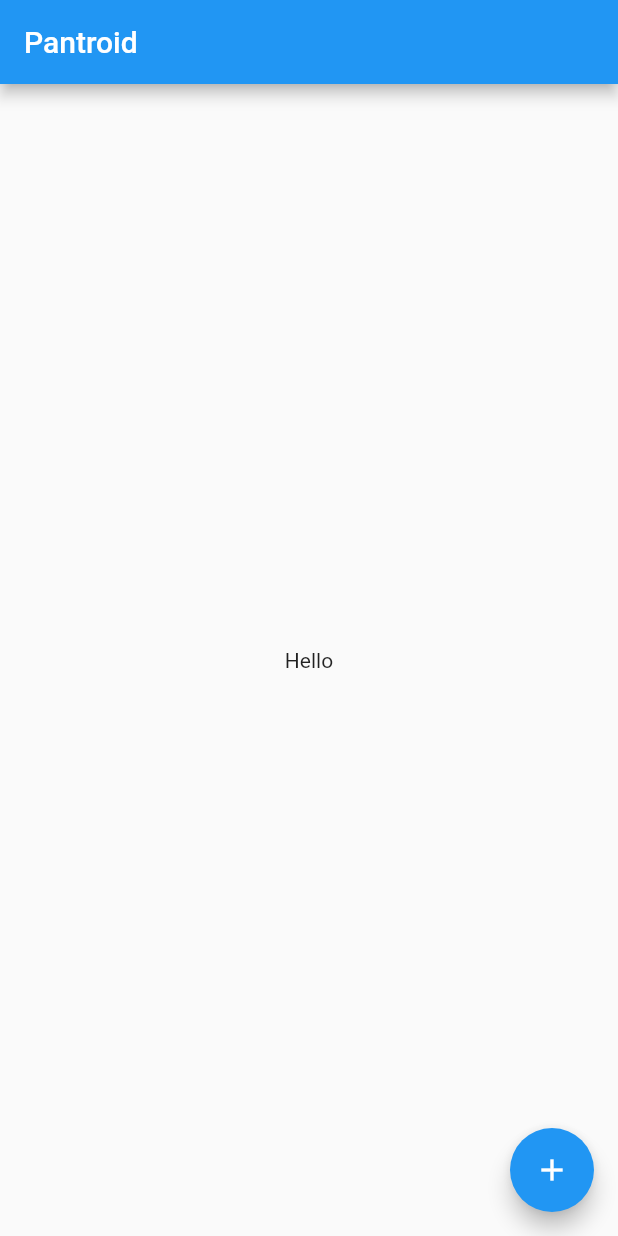
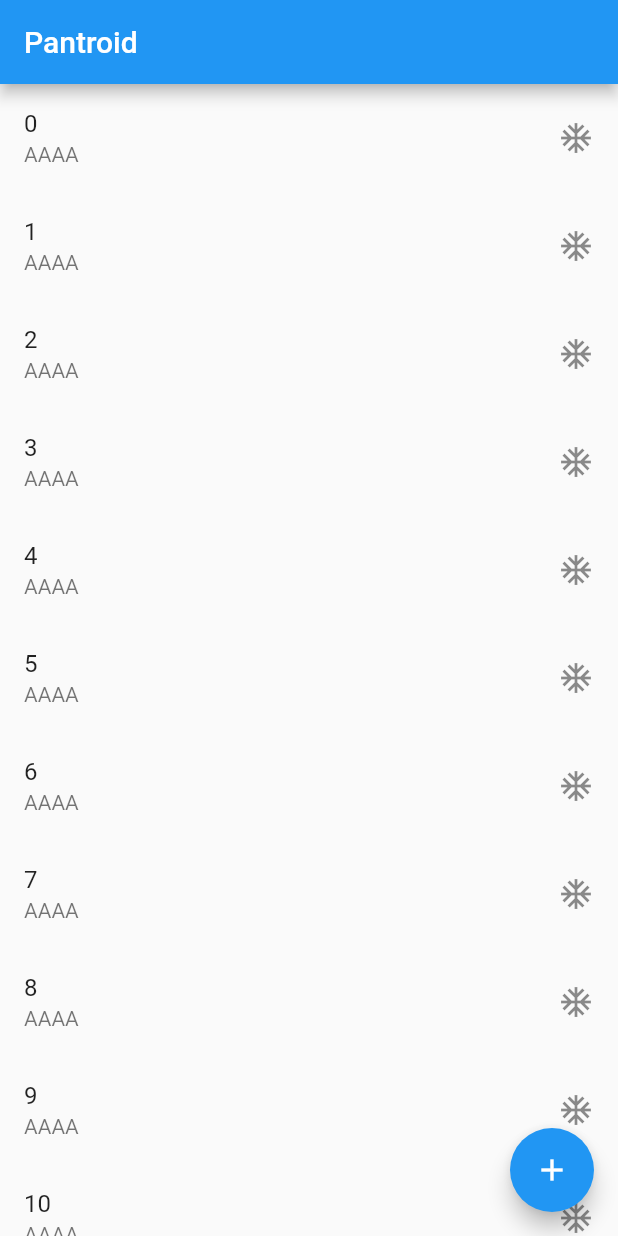
Before and after one commit to PawelRaciborski/pantroid_flutter, a Flutter app: the screen it shows after launch, on a phone screen of 412 x 824 dp. Run offline on Flutter 3.47's test engine with Material 2 defaults, Android fonts, the phone set to English and light mode, and no system bars.

Commit message:
#1: Main list items reformatting.

```diff
--- a/lib/home/home_page.dart
+++ b/lib/home/home_page.dart
@@ -10,9 +10,7 @@ class HomePage extends StatelessWidget {
       appBar: AppBar(
         title: Text("Pantroid"),
       ),
-      body: Center(
-        child: Text("Hello"),
-      ),
+      body: _buildList(),
       floatingActionButton: FloatingActionButton(
         child: Icon(Icons.add),
         onPressed: () {
@@ -21,4 +19,19 @@ class HomePage extends StatelessWidget {
       ),
     );
   }
+
+  Widget _buildList() => ListView.builder(
+      itemCount: 20,
+      itemBuilder: (BuildContext context, int index) =>
+          _buildListItem(index, () {
+            Scaffold.of(context).showSnackBar(SnackBar(
+              content: Text("Item $index clicked"),
+            ));
+          }));
+
+  Widget _buildListItem(int index, Function onTap) => ListTile(
+    title:  Text("$index"),
+    subtitle: Text("AAAA"),
+    trailing: Icon(Icons.ac_unit),
+  );
 }
```
